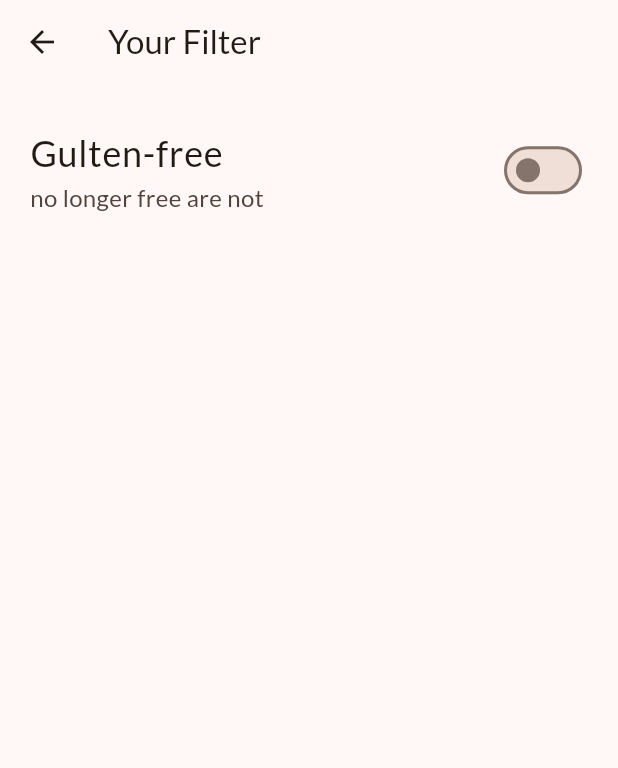
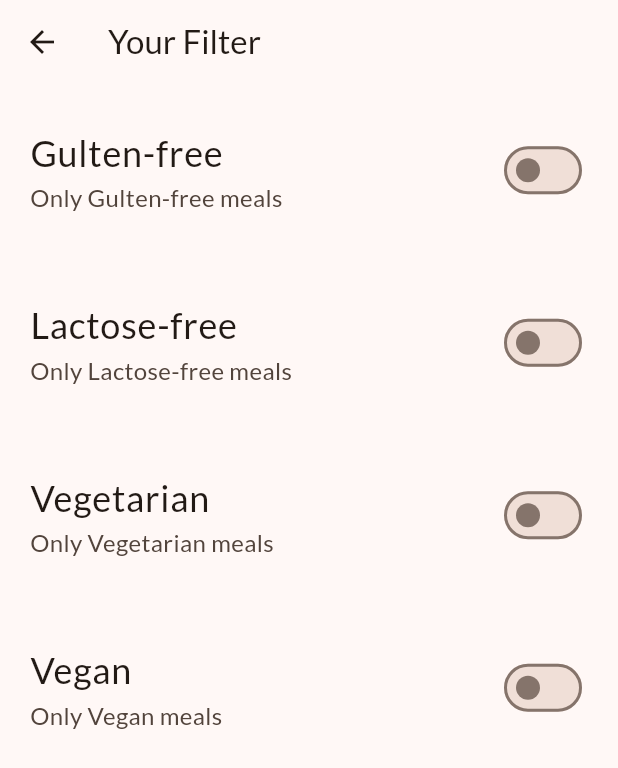
Before and after one commit to taufiqelahi/UdemyFlutterSection8, a Flutter app: the FilterScreen screen opened directly, on a phone screen of 412 x 824 dp. Shown: the top 768 px of the screen. Run offline on Flutter 3.47's test engine with Material 3 defaults, Android fonts, the phone set to English and light mode, and no system bars; our stand-ins replace google_fonts, transparent_image.

Commit message:
added 4 types of filter

```diff
--- a/lib/screen/filter_screen.dart
+++ b/lib/screen/filter_screen.dart
@@ -8,7 +8,10 @@ class FilterScreen extends StatefulWidget {
 }
 
 class _FilterScreenState extends State<FilterScreen> {
-  bool value = false;
+  bool gultenFilter = false;
+  bool lactoseFilter = false;
+  bool vegetarianFilter=false;
+  bool veganFilter=false;
   @override
   Widget build(BuildContext context) {
     return Scaffold(
@@ -18,21 +21,78 @@ class _FilterScreenState extends State<FilterScreen> {
       body: Column(
         children: [
           SwitchListTile(
-            value: value,
+            value: gultenFilter,
             onChanged: (isSelected) {
               setState(() {
-                value = isSelected;
+                gultenFilter = isSelected;
               });
             },
             title: const Text(
               'Gulten-free',
               style: TextStyle(fontSize: 24),
             ),
-            subtitle: Text(
-              'no longer free are not ',
+            subtitle: const Text(
+              'Only Gulten-free meals',
               style: TextStyle(fontSize: 16),
             ),
-            contentPadding: EdgeInsets.all(20),
+            contentPadding: const EdgeInsets.all(20),
+            activeColor: Colors.green.withOpacity(.8),
+            activeTrackColor: Colors.black54,
+          ),
+          SwitchListTile(
+            value: lactoseFilter,
+            onChanged: (isSelected) {
+              setState(() {
+                lactoseFilter = isSelected;
+              });
+            },
+            title: const Text(
+              'Lactose-free',
+              style: TextStyle(fontSize: 24),
+            ),
+            subtitle: const Text(
+              'Only Lactose-free meals',
+              style: TextStyle(fontSize: 16),
+            ),
+            contentPadding: const EdgeInsets.all(20),
+            activeColor: Colors.green.withOpacity(.8),
+            activeTrackColor: Colors.black54,
+          ),
+          SwitchListTile(
+            value: vegetarianFilter,
+            onChanged: (isSelected) {
+              setState(() {
+                vegetarianFilter = isSelected;
+              });
+            },
+            title: const Text(
+              'Vegetarian',
+              style: TextStyle(fontSize: 24),
+            ),
+            subtitle: const Text(
+              'Only Vegetarian meals',
+              style: TextStyle(fontSize: 16),
+            ),
+            contentPadding: const EdgeInsets.all(20),
+            activeColor: Colors.green.withOpacity(.8),
+            activeTrackColor: Colors.black54,
+          ),
+          SwitchListTile(
+            value: veganFilter,
+            onChanged: (isSelected) {
+              setState(() {
+                veganFilter = isSelected;
+              });
+            },
+            title: const Text(
+              'Vegan',
+              style: TextStyle(fontSize: 24),
+            ),
+            subtitle: const Text(
+              'Only Vegan meals',
+              style: TextStyle(fontSize: 16),
+            ),
+            contentPadding: const EdgeInsets.all(20),
             activeColor: Colors.green.withOpacity(.8),
             activeTrackColor: Colors.black54,
           )
```
